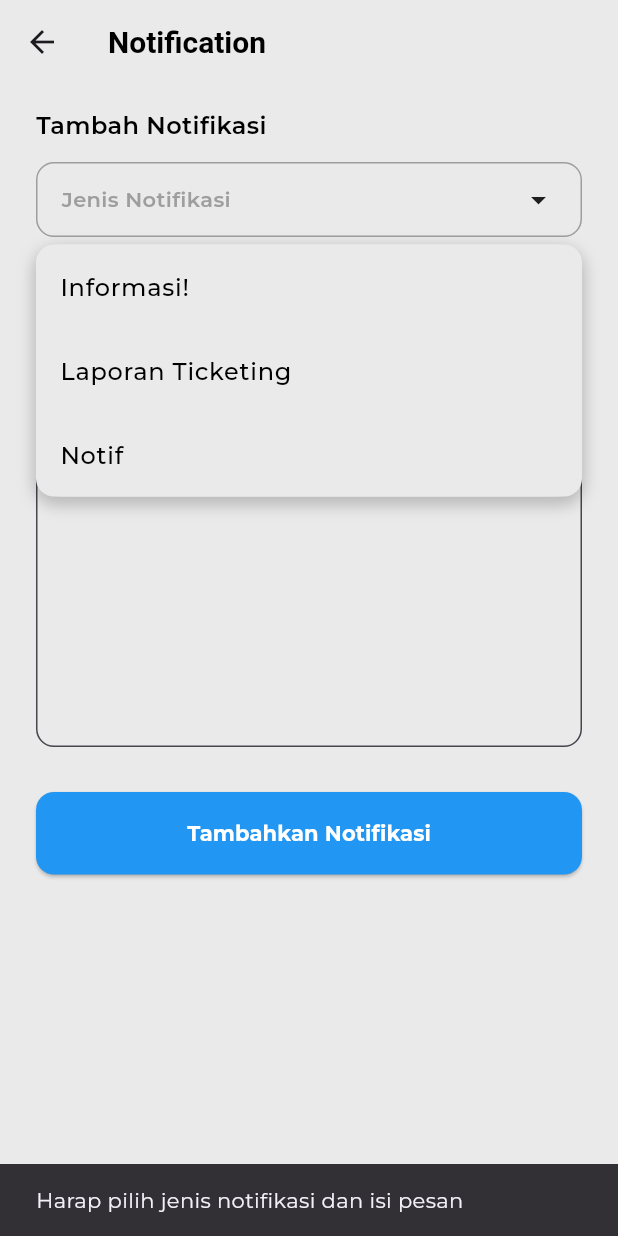
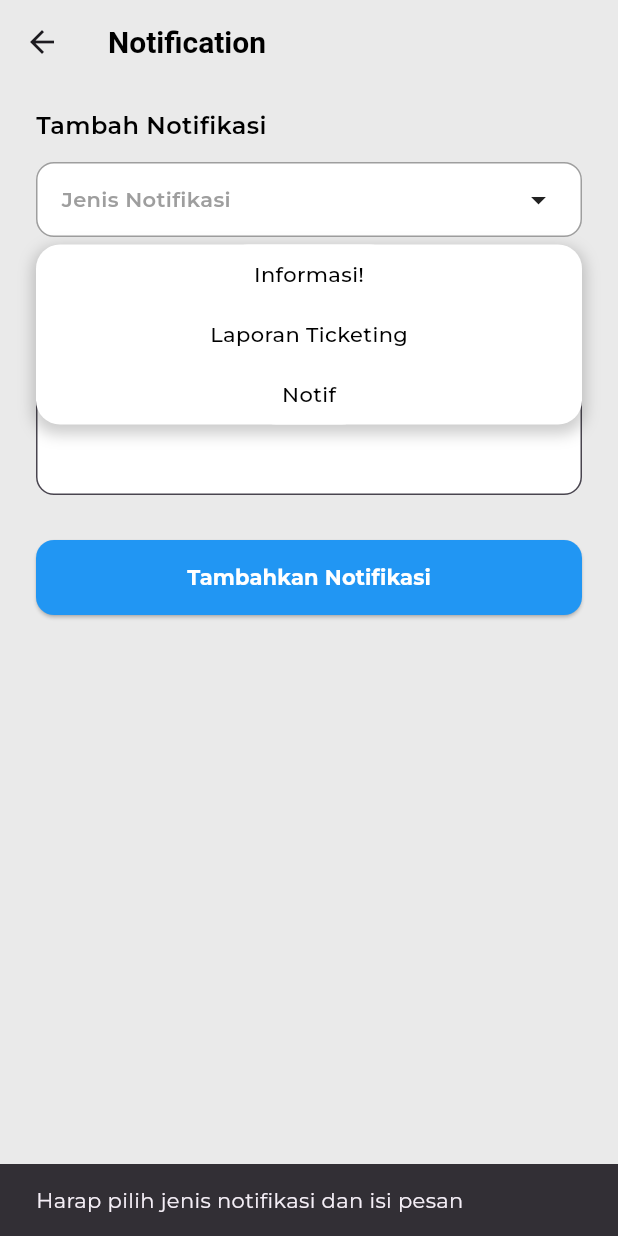
Before and after one commit to aansyawaluddin/FE_I_Ticketing, a Flutter app: the AddNotification screen opened directly, after a tap on "Jenis Notifikasi", after a tap on "Tambahkan Notifikasi", on a phone screen of 412 x 824 dp. Run offline on Flutter 3.47's test engine with Material 3 defaults, Android fonts, the phone set to English and light mode, and no system bars; our stand-ins replace fl_chart, google_fonts.

Commit message:
Add Notification adjusment

```diff
--- a/frontend/lib/pages/superadmin/add_notification.dart
+++ b/frontend/lib/pages/superadmin/add_notification.dart
@@ -16,8 +16,11 @@ class _AddNotification extends State<AddNotification> {
 
   List<String> notificationTypes = ["Informasi!", "Laporan Ticketing", "Notif"];
 
+  void _showCreateNotificationPopup() {
+    showPopupCreateNotification(context);
+  }
+
   OverlayEntry? overlayEntry;
-  final LayerLink _layerLink = LayerLink();
   final GlobalKey _dropdownKey = GlobalKey();
 
   void showDropdown() {
@@ -36,9 +39,8 @@ class _AddNotification extends State<AddNotification> {
           color: Colors.transparent,
           child: Container(
             decoration: BoxDecoration(
-              color: Color(0xFFEAEAEA),
-              borderRadius: BorderRadius.circular(
-                  16),
+              color: Colors.white,
+              borderRadius: BorderRadius.circular(16),
               boxShadow: [
                 BoxShadow(
                   color: Colors.black.withOpacity(0.2),
@@ -52,25 +54,24 @@ class _AddNotification extends State<AddNotification> {
               mainAxisSize: MainAxisSize.min,
               children: notificationTypes.map((type) {
                 bool isSelected = type == selectedNotificationType;
-                return Container(
-                  decoration: BoxDecoration(
-                    color: isSelected
-                        ? Color(0xFFCECECA)
-                        : Color(0xFFEAEAEA),
-                    borderRadius: BorderRadius.circular(12),
-                  ),
-                  child: ListTile(
-                    title: Text(
-                      type,
-                      style: GoogleFonts.montserrat(
-                          color: Colors.black, fontWeight: FontWeight.w500),
-                    ),
+                return InkWell(
                   onTap: () {
                     setState(() {
                       selectedNotificationType = type;
                     });
                     hideDropdown();
                   },
+                  child: Container(
+                    padding: EdgeInsets.symmetric(vertical: 10, horizontal: 16),
+                    decoration: BoxDecoration(
+                      color: isSelected ? Color(0xFFCECECA) : Colors.white,
+                      borderRadius: BorderRadius.circular(12),
+                    ),
+                    child: Text(
+                      type,
+                      style: GoogleFonts.montserrat(
+                          color: Colors.black, fontWeight: FontWeight.w500),
+                    ),
                   ),
                 );
               }).toList(),
@@ -101,15 +102,19 @@ class _AddNotification extends State<AddNotification> {
   @override
   void dispose() {
     messageFocusNode.dispose();
+    messageController.dispose();
     super.dispose();
   }
 
   @override
   Widget build(BuildContext context) {
     return Scaffold(
-      appBar: TopBar(backButton: true,content:
-      Padding(
-          padding: EdgeInsets.only(left: 0), child: const Text("Notification"))
+      appBar: TopBar(
+        backButton: true,
+        content: Padding(
+          padding: EdgeInsets.only(left: 0),
+          child: const Text("Notification"),
+        ),
       ),
       backgroundColor: const Color(0xFFEAEAEA),
       body: SingleChildScrollView(
@@ -124,22 +129,15 @@ class _AddNotification extends State<AddNotification> {
                       color: Colors.black,
                       fontWeight: FontWeight.w600)),
               SizedBox(height: 13),
-
-              CompositedTransformTarget(
-                link: _layerLink,
-                child: GestureDetector(
+              GestureDetector(
                 key: _dropdownKey,
                 onTap: () {
-                    if (overlayEntry == null) {
-                      showDropdown();
-                    } else {
-                      hideDropdown();
-                    }
+                  overlayEntry == null ? showDropdown() : hideDropdown();
                 },
                 child: Container(
                   padding: EdgeInsets.symmetric(horizontal: 16, vertical: 12),
                   decoration: BoxDecoration(
-                      color: Color(0xFFEAEAEA),
+                    color: Colors.white,
                     borderRadius: BorderRadius.circular(12),
                     border: Border.all(color: Colors.grey),
                   ),
@@ -160,43 +158,31 @@ class _AddNotification extends State<AddNotification> {
                   ),
                 ),
               ),
-              ),
-
               SizedBox(height: 20),
-
               TextField(
                 controller: messageController,
                 focusNode: messageFocusNode,
-                maxLines: 12,
+                maxLines: 5,
                 decoration: InputDecoration(
                   hintText: "Isi",
                   hintStyle: GoogleFonts.montserrat(
                       color: Colors.grey, fontWeight: FontWeight.w600),
                   filled: true,
-                  fillColor: Color(0xFFEAEAEA),
+                  fillColor: Colors.white,
                   border: OutlineInputBorder(
                     borderRadius: BorderRadius.circular(12),
                   ),
                 ),
-                onTap: () {
-                  hideDropdown();
-                },
               ),
-
               SizedBox(height: 30),
-
               SizedBox(
                 width: double.infinity,
-                height: 55,
+                height: 50,
                 child: ElevatedButton(
                   onPressed: () {
                     if (selectedNotificationType != null &&
                         messageController.text.isNotEmpty) {
-                      ScaffoldMessenger.of(context).showSnackBar(
-                        SnackBar(
-                            content: Text("Notifikasi berhasil ditambahkan",
-                                style: GoogleFonts.montserrat())),
-                      );
+                      _showCreateNotificationPopup();
                     } else {
                       ScaffoldMessenger.of(context).showSnackBar(
                         SnackBar(
@@ -211,7 +197,6 @@ class _AddNotification extends State<AddNotification> {
                     shape: RoundedRectangleBorder(
                       borderRadius: BorderRadius.circular(12),
                     ),
-                    padding: EdgeInsets.symmetric(horizontal: 24),
                   ),
                   child: Text(
                     "Tambahkan Notifikasi",
@@ -230,3 +215,36 @@ class _AddNotification extends State<AddNotification> {
     );
   }
 }
+
+void showPopupCreateNotification(BuildContext context) {
+  showDialog(
+    context: context,
+    builder: (BuildContext context) {
+      return AlertDialog(
+        shape: RoundedRectangleBorder(
+          borderRadius: BorderRadius.circular(16.0),
+        ),
+        content: Column(
+          mainAxisSize: MainAxisSize.min,
+          children: [
+            const SizedBox(height: 16),
+            Text(
+              "Notifikasi Berhasil Ditambahkan",
+              style: GoogleFonts.montserrat(
+                fontSize: 20,
+                fontWeight: FontWeight.bold,
+              ),
+              textAlign: TextAlign.center,
+            ),
+            const SizedBox(height: 30),
+            Image.asset(
+              'assets/icons/verifikasi.png',
+              width: 100,
+              height: 100,
+            ),
+          ],
+        ),
+      );
+    },
+  );
+}
```
Lines whose indentation alone changed are shown as unchanged.
